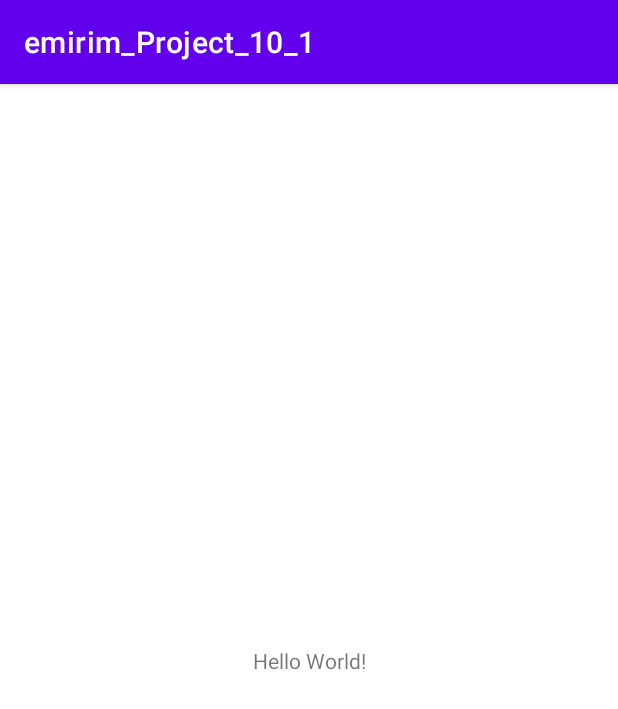
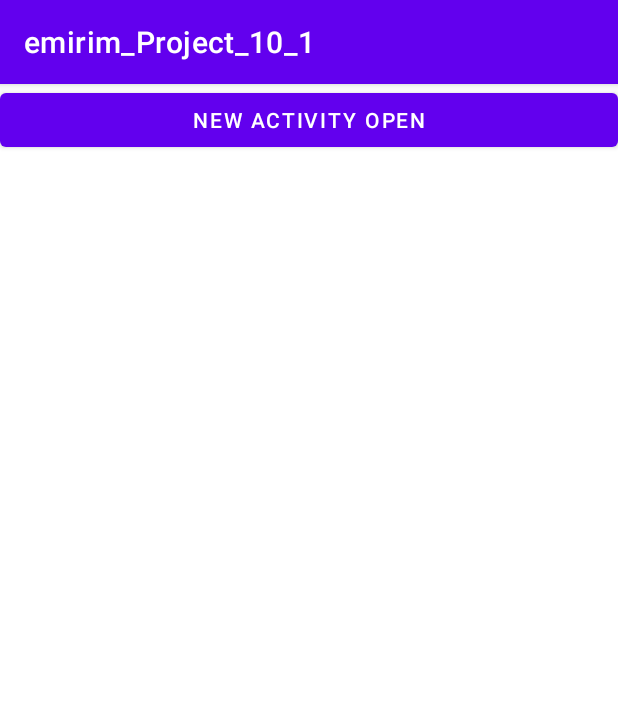
Before and after one commit to jeongnara/emirim_Project_10_1, an Android app: the screen it shows after launch (MainActivity), on a phone screen of 412 x 824 dp. Shown: the top 709 px of the screen. Run offline under Robolectric (Android 15) with nearby library versions, the phone set to English and light mode, and no system bars.

Commit message:
Completion Layout

```diff
--- a/app/src/main/res/layout/activity_main.xml
+++ b/app/src/main/res/layout/activity_main.xml
@@ -1,18 +1,16 @@
 <?xml version="1.0" encoding="utf-8"?>
-<androidx.constraintlayout.widget.ConstraintLayout xmlns:android="http://schemas.android.com/apk/res/android"
+<LinearLayout xmlns:android="http://schemas.android.com/apk/res/android"
     xmlns:app="http://schemas.android.com/apk/res-auto"
     xmlns:tools="http://schemas.android.com/tools"
     android:layout_width="match_parent"
     android:layout_height="match_parent"
+    android:orientation="vertical"
     tools:context=".MainActivity">
 
-    <TextView
-        android:layout_width="wrap_content"
+    <Button
+        android:id="@+id/btn_open"
+        android:layout_width="match_parent"
         android:layout_height="wrap_content"
-        android:text="Hello World!"
-        app:layout_constraintBottom_toBottomOf="parent"
-        app:layout_constraintLeft_toLeftOf="parent"
-        app:layout_constraintRight_toRightOf="parent"
-        app:layout_constraintTop_toTopOf="parent" />
+        android:text="New Activity Open"/>
 
-</androidx.constraintlayout.widget.ConstraintLayout>
+</LinearLayout>
```
Also changed, not shown: app/src/main/res/layout/activity_second.xml (+7 -3 lines).
